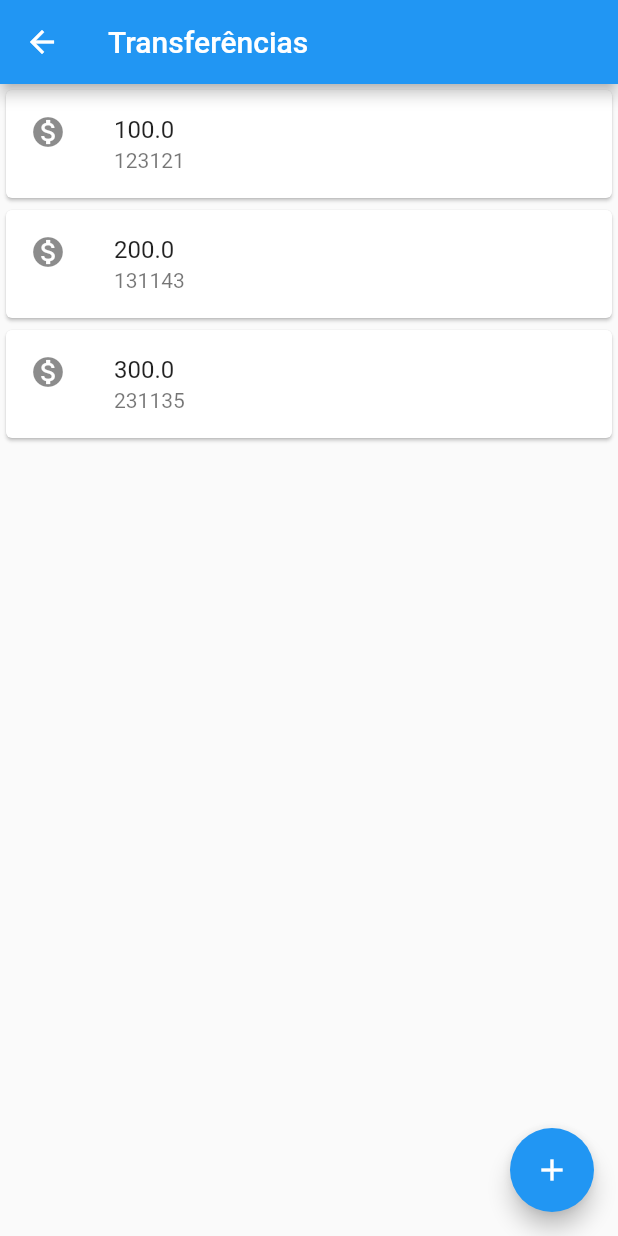
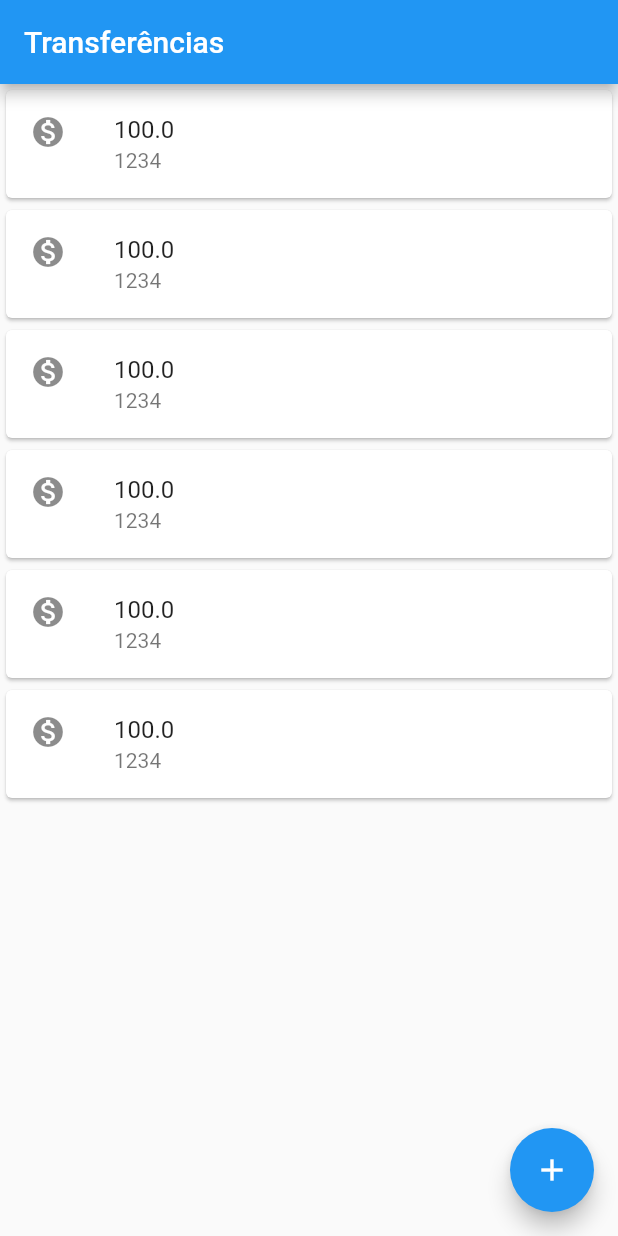
Before and after one commit to priscillatiemi/projeto-flutter, a Flutter app: the ListaTransferencias screen opened directly, on a phone screen of 412 x 824 dp. Run offline on Flutter 3.47's test engine with Material 2 defaults, Android fonts, the phone set to English and light mode, and no system bars.

```diff
--- a/lib/main.dart
+++ b/lib/main.dart
@@ -7,7 +7,7 @@ class DigitalBankApp extends StatelessWidget {
   Widget build(BuildContext context) {
     return MaterialApp(
       home: Scaffold(
-        body: FormularioTransferencia(),
+        body: ListaTransferencias(),
       ),
     );
   }
@@ -44,9 +44,9 @@ class FormularioTransferencia extends StatelessWidget {
         double.tryParse(_controladorCampoValor.text);
     if (numeroConta != null && valor != null) {
       final transferenciaCriada = Transferencia(valor, numeroConta);
-      Scaffold.of(context).showSnackBar(
-        SnackBar(content: Text('$transferenciaCriada'))
-      );
+      debugPrint('criando transferencia');
+      debugPrint('$transferenciaCriada');
+      Navigator.pop(context, transferenciaCriada);
     }
   }
 }
@@ -79,22 +79,41 @@ class Editor extends StatelessWidget {
 
 
 class ListaTransferencias extends StatelessWidget {
+
+  final List<Transferencia> _transferencias = List();
   @override
   Widget build(BuildContext context) {
+    _transferencias.add(Transferencia(100.0, 1234));
+    _transferencias.add(Transferencia(100.0, 1234));
+    _transferencias.add(Transferencia(100.0, 1234));
+    _transferencias.add(Transferencia(100.0, 1234));
+    _transferencias.add(Transferencia(100.0, 1234));
+    _transferencias.add(Transferencia(100.0, 1234));
     // TODO: implement build
     return Scaffold(
       appBar: AppBar(
         title: Text('Transferências'),
       ),
-      body: Column(
-        children: [
-          ItemTransferencia(Transferencia(100.0, 123121)),
-          ItemTransferencia(Transferencia(200.0, 131143)),
-          ItemTransferencia(Transferencia(300.0, 231135)),
-        ],
+      body: ListView.builder(
+        itemCount: _transferencias.length,
+        itemBuilder: (context, indice){
+          final transferencia = _transferencias[indice];
+          return ItemTransferencia(transferencia);
+        },
+
       ),
       floatingActionButton: FloatingActionButton(
         child: Icon(Icons.add),
+        onPressed: (){
+          final Future<Transferencia> future = Navigator.push(context,MaterialPageRoute(builder: (context){
+            return FormularioTransferencia();
+          }));
+          future.then((transferenciaRecebida){
+            debugPrint('chegou no then do future');
+            debugPrint('$transferenciaRecebida');
+            _transferencias.add(transferenciaRecebida);
+          });
+        },
       ),
     );
   }
```
